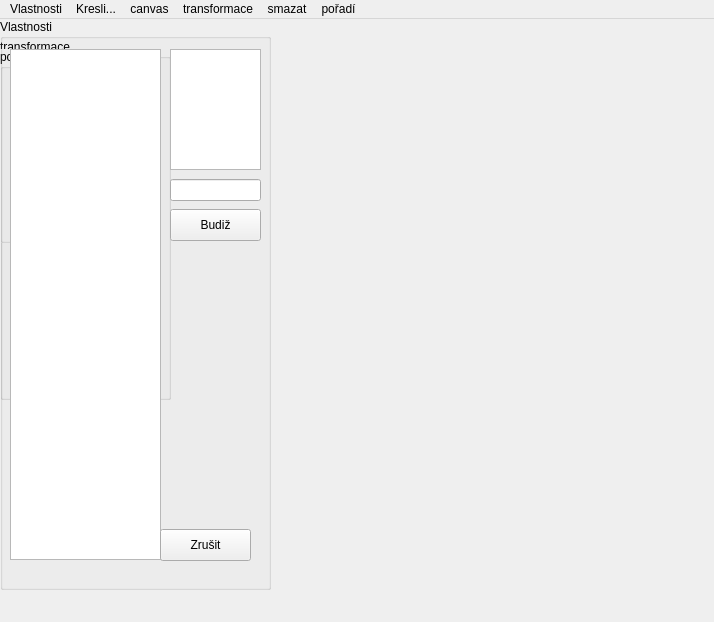
Before: the Qt Designer form examples/qt/mainwindow.ui in karelbilek/canvas, drawn with Qt 5.
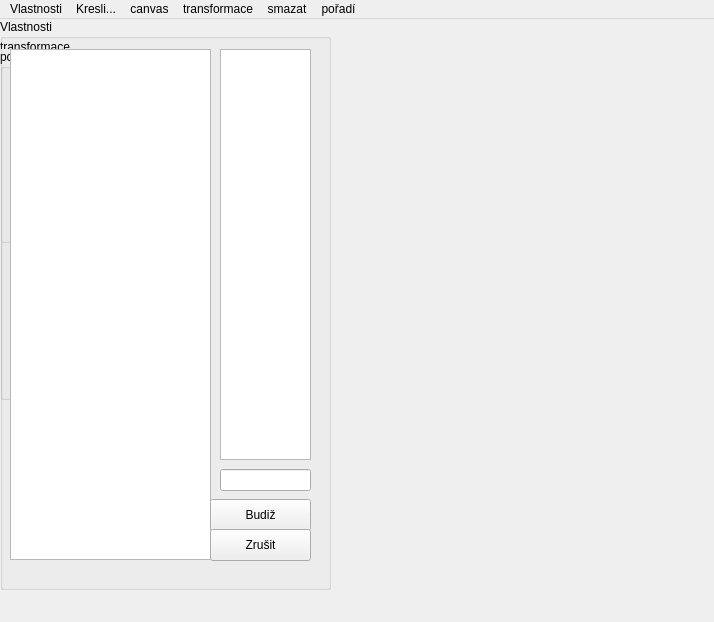
After: the same form once the commit is applied.

```diff
--- a/examples/qt/mainwindow.ui
+++ b/examples/qt/mainwindow.ui
@@ -415,7 +415,7 @@
      <rect>
       <x>0</x>
       <y>0</y>
-      <width>271</width>
+      <width>331</width>
       <height>571</height>
      </rect>
     </property>
@@ -427,7 +427,7 @@
       <rect>
        <x>10</x>
        <y>30</y>
-       <width>151</width>
+       <width>201</width>
        <height>511</height>
       </rect>
      </property>
@@ -435,18 +435,18 @@
     <widget class="QListWidget" name="properties">
      <property name="geometry">
       <rect>
-       <x>170</x>
+       <x>220</x>
        <y>30</y>
        <width>91</width>
-       <height>121</height>
+       <height>411</height>
       </rect>
      </property>
     </widget>
     <widget class="QLineEdit" name="value">
      <property name="geometry">
       <rect>
-       <x>170</x>
-       <y>160</y>
+       <x>220</x>
+       <y>450</y>
        <width>91</width>
        <height>22</height>
       </rect>
@@ -455,9 +455,9 @@
     <widget class="QPushButton" name="pushButton_6">
      <property name="geometry">
       <rect>
-       <x>170</x>
-       <y>190</y>
-       <width>91</width>
+       <x>210</x>
+       <y>480</y>
+       <width>101</width>
        <height>32</height>
       </rect>
      </property>
@@ -468,9 +468,9 @@
     <widget class="QPushButton" name="pushButton_7">
      <property name="geometry">
       <rect>
-       <x>160</x>
+       <x>210</x>
        <y>510</y>
-       <width>91</width>
+       <width>101</width>
        <height>32</height>
       </rect>
      </property>
```
